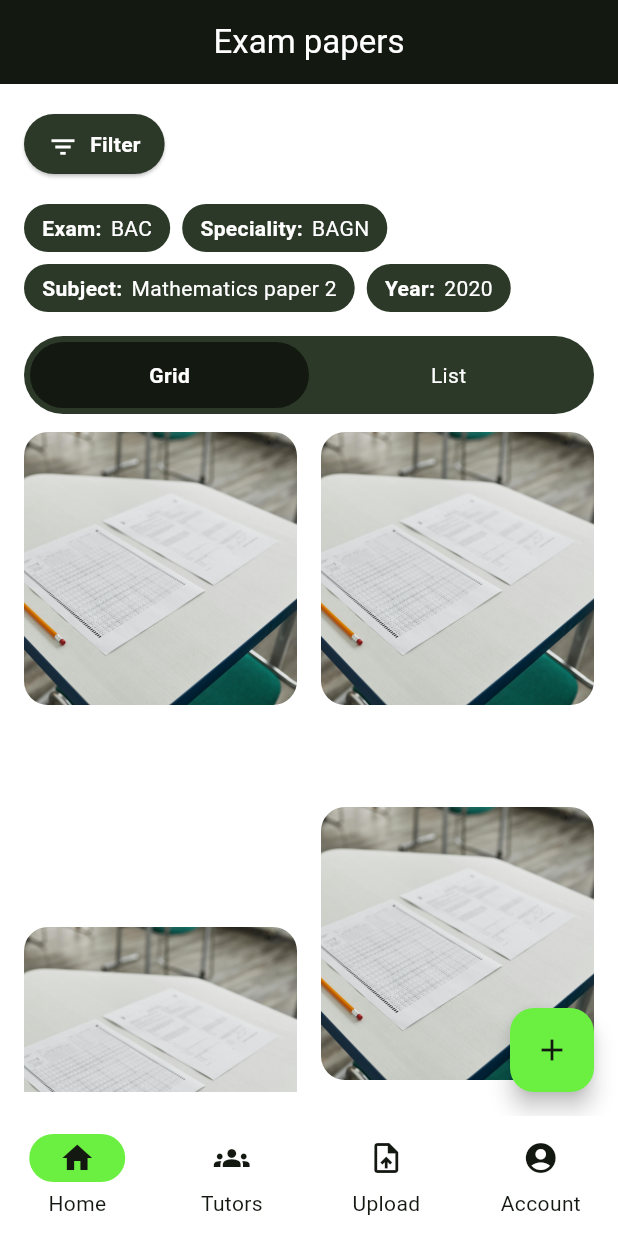
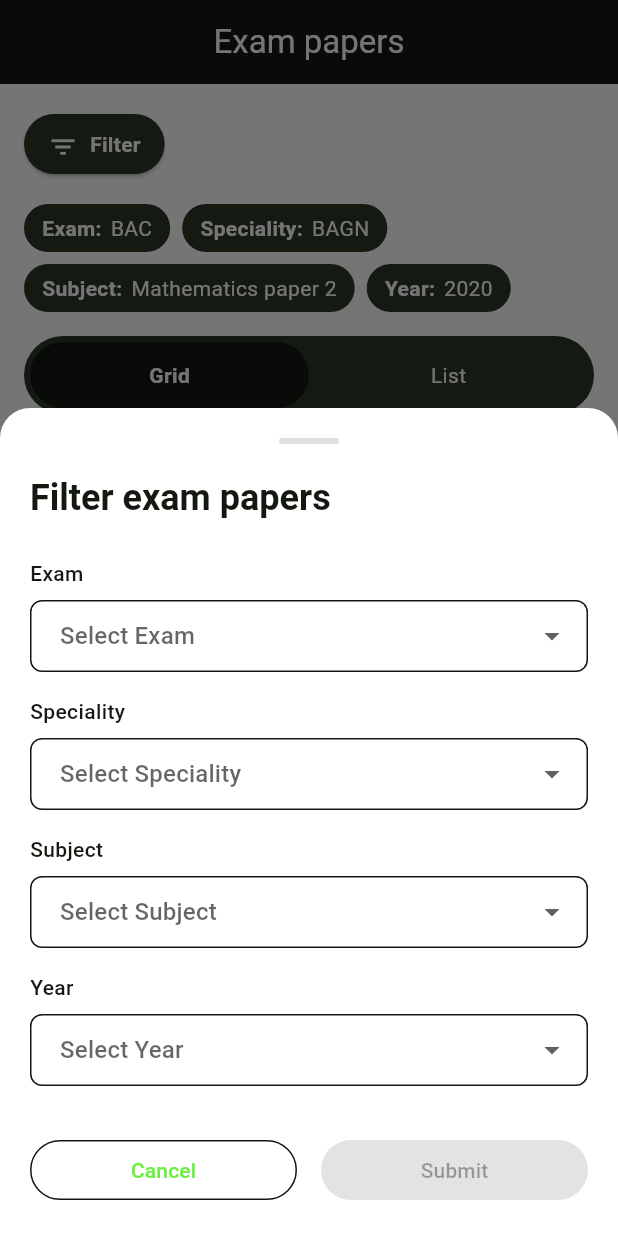
Before and after one commit to david-ouatedem/prepa-examen, a Flutter app: the screen it shows after launch, after a tap on "Filter", on a phone screen of 412 x 824 dp. Run offline on Flutter 3.47's test engine with Material 3 defaults, Android fonts, the phone set to English and light mode, and no system bars.

Commit message:
filter exam papers sheet

```diff
--- /dev/null
+++ b/lib/common/ui/form/input_select_field.dart
@@ -0,0 +1,150 @@
+import 'package:flutter/material.dart';
+import 'package:flutter/cupertino.dart';
+import 'dart:io';
+
+// Native Select Field Component
+class InputSelectField extends StatelessWidget {
+  const InputSelectField ({
+    super.key,
+    required this.label,
+    required this.value,
+    required this.items,
+    required this.onChanged,
+    this.hint,
+  });
+
+  final String label;
+  final String? value;
+  final List<String> items;
+  final ValueChanged<String?> onChanged;
+  final String? hint;
+
+  @override
+  Widget build(BuildContext context) {
+    final isIOS = Platform.isIOS;
+
+    return Column(
+      crossAxisAlignment: CrossAxisAlignment.start,
+      children: [
+        Text(
+          label,
+          style: Theme.of(context).textTheme.bodyMedium?.copyWith(
+            fontWeight: FontWeight.w500,
+          ),
+        ),
+        const SizedBox(height: 8),
+        isIOS
+            ? _buildIOSSelector(context)
+            : _buildAndroidSelector(context),
+      ],
+    );
+  }
+
+  Widget _buildIOSSelector(BuildContext context) {
+    return GestureDetector(
+      onTap: () => _showIOSPicker(context),
+      child: Container(
+        width: double.infinity,
+        padding: const EdgeInsets.symmetric(horizontal: 16, vertical: 12),
+        decoration: BoxDecoration(
+          border: Border.all(color: Colors.grey.shade300),
+          borderRadius: BorderRadius.circular(8),
+          color: Theme.of(context).cardColor,
+        ),
+        child: Row(
+          mainAxisAlignment: MainAxisAlignment.spaceBetween,
+          children: [
+            Text(
+              value ?? hint ?? 'Select option',
+              style: TextStyle(
+                color: value != null
+                    ? Theme.of(context).textTheme.bodyLarge?.color
+                    : Colors.grey.shade600,
+              ),
+            ),
+            Icon(
+              CupertinoIcons.chevron_down,
+              size: 16,
+              color: Colors.grey.shade600,
+            ),
+          ],
+        ),
+      ),
+    );
+  }
+
+  Widget _buildAndroidSelector(BuildContext context) {
+    return DropdownButtonFormField<String>(
+      value: value,
+      decoration: InputDecoration(
+        border: OutlineInputBorder(
+          borderRadius: BorderRadius.circular(8),
+        ),
+        contentPadding: const EdgeInsets.symmetric(horizontal: 16, vertical: 12),
+      ),
+      hint: Text(hint ?? 'Select $label'),
+      items: items.map((item) {
+        return DropdownMenuItem<String>(
+          value: item,
+          child: Text(item),
+        );
+      }).toList(),
+      onChanged: onChanged,
+    );
+  }
+
+  void _showIOSPicker(BuildContext context) {
+    showCupertinoModalPopup<void>(
+      context: context,
+      builder: (context) {
+        return Container(
+          height: 250,
+          color: CupertinoColors.systemBackground.resolveFrom(context),
+          child: Column(
+            children: [
+              // Header
+              Container(
+                padding: const EdgeInsets.symmetric(horizontal: 16, vertical: 8),
+                child: Row(
+                  mainAxisAlignment: MainAxisAlignment.spaceBetween,
+                  children: [
+                    CupertinoButton(
+                      padding: EdgeInsets.zero,
+                      onPressed: () => Navigator.pop(context),
+                      child: const Text('Cancel'),
+                    ),
+                    CupertinoButton(
+                      padding: EdgeInsets.zero,
+                      onPressed: () => Navigator.pop(context),
+                      child: const Text('Done'),
+                    ),
+                  ],
+                ),
+              ),
+              // Picker
+              Expanded(
+                child: CupertinoPicker(
+                  itemExtent: 40,
+                  scrollController: FixedExtentScrollController(
+                    initialItem: value != null ? items.indexOf(value!) : 0,
+                  ),
+                  onSelectedItemChanged: (index) {
+                    onChanged(items[index]);
+                  },
+                  children: items.map((item) {
+                    return Center(
+                      child: Text(
+                        item,
+                        style: const TextStyle(fontSize: 16),
+                      ),
+                    );
+                  }).toList(),
+                ),
+              ),
+            ],
+          ),
+        );
+      },
+    );
+  }
+}
--- /dev/null
+++ b/lib/common/ui/sheet_widget.dart
@@ -0,0 +1,94 @@
+import 'package:flutter/material.dart';
+import 'package:prepa_examen/modules/exam_papers/ui/widgets/filter_exam_docs_form.dart';
+
+// Reusable Bottom Sheet Component
+class SheetWidget extends StatelessWidget {
+  const SheetWidget({
+    super.key,
+    required this.title,
+    required this.child,
+    this.showHandle = true,
+    this.padding,
+  });
+
+  final String title;
+  final Widget child;
+  final bool showHandle;
+  final EdgeInsets? padding;
+
+  @override
+  Widget build(BuildContext context) {
+    return Container(
+      decoration: BoxDecoration(
+        color: Theme.of(context).scaffoldBackgroundColor,
+        borderRadius: const BorderRadius.vertical(top: Radius.circular(20)),
+      ),
+      child: SafeArea(
+        child: Padding(
+          padding:
+              padding ??
+              EdgeInsets.only(
+                left: 20,
+                right: 20,
+                top: 20,
+                bottom: MediaQuery.of(context).viewInsets.bottom + 20,
+              ),
+          child: Column(
+            mainAxisSize: MainAxisSize.min,
+            crossAxisAlignment: CrossAxisAlignment.start,
+            children: [
+              if (showHandle) ...[
+                // Handle bar
+                Center(
+                  child: Container(
+                    width: 40,
+                    height: 4,
+                    decoration: BoxDecoration(
+                      color: Colors.grey.shade300,
+                      borderRadius: BorderRadius.circular(2),
+                    ),
+                  ),
+                ),
+                const SizedBox(height: 20),
+              ],
+
+              // Title
+              Text(
+                title,
+                style: Theme.of(context).textTheme.headlineSmall?.copyWith(
+                  fontWeight: FontWeight.bold,
+                ),
+              ),
+              const SizedBox(height: 24),
+
+              // Content
+              child,
+            ],
+          ),
+        ),
+      ),
+    );
+  }
+
+  // Static method to show the sheet
+  static Future<T?> show<T>({
+    required BuildContext context,
+    required String title,
+    required Widget child,
+    bool showHandle = true,
+    EdgeInsets? padding,
+    bool isScrollControlled = true,
+  }) {
+    return showModalBottomSheet<T>(
+      context: context,
+      isScrollControlled: isScrollControlled,
+      backgroundColor: Colors.transparent,
+      builder: (context) => SheetWidget(
+        title: title,
+        showHandle: showHandle,
+        padding: padding,
+        child: child,
+      ),
+    );
+  }
+}
--- /dev/null
+++ b/lib/modules/exam_papers/ui/widgets/filter_exam_docs_form.dart
@@ -0,0 +1,131 @@
+import 'package:flutter/material.dart';
+import 'package:flutter/cupertino.dart';
+import 'dart:io';
+import 'package:prepa_examen/common/ui/form/input_select_field.dart';
+
+// Example Form using the reusable components
+class FilterExamDocsForm extends StatefulWidget {
+  const FilterExamDocsForm({super.key});
+
+  @override
+  State<FilterExamDocsForm> createState() => _FilterExamDocsFormState();
+}
+
+class _FilterExamDocsFormState extends State<FilterExamDocsForm> {
+  String? selectedExam;
+  String? selectedType;
+  String? selectedSubject;
+  String? selectedYear;
+
+  final List<String> subjects = [
+    'Mathematics',
+    'Physics',
+    'Chemistry',
+    'Biology',
+    'English',
+  ];
+  final List<String> exams = [
+    'Beginner',
+    'Intermediate',
+    'Advanced',
+    'Expert',
+  ];
+  final List<String> years = ['2024', '2023', '2022', '2021', '2020'];
+  final List<String> specialities = [
+    'Past Paper',
+    'Mock Exam',
+    'Practice Test',
+    'Sample Paper',
+  ];
+
+  @override
+  Widget build(BuildContext context) {
+    final isIOS = Platform.isIOS;
+
+    return Column(
+      children: [
+        InputSelectField(
+          label: 'Exam',
+          value: selectedExam,
+          items: exams,
+          onChanged: (value) => setState(() => selectedExam = value),
+        ),
+        const SizedBox(height: 16),
+
+        InputSelectField(
+          label: 'Speciality',
+          value: selectedType,
+          items: specialities,
+          onChanged: (value) => setState(() => selectedType = value),
+        ),
+        const SizedBox(height: 16),
+
+        InputSelectField(
+          label: 'Subject',
+          value: selectedSubject,
+          items: subjects,
+          onChanged: (value) => setState(() => selectedSubject = value),
+        ),
+        const SizedBox(height: 16),
+
+        InputSelectField(
+          label: 'Year',
+          value: selectedYear,
+          items: years,
+          onChanged: (value) => setState(() => selectedYear = value),
+        ),
+        const SizedBox(height: 32),
+
+        // Action buttons
+        Row(
+          children: [
+            Expanded(
+              child: isIOS
+                  ? CupertinoButton(
+                      onPressed: () => Navigator.pop(context),
+                      child: Text(
+                        'Cancel',
+                        style: TextStyle(
+                          color: Theme.of(context).colorScheme.secondary,
+                        ),
+                      ),
+                    )
+                  : OutlinedButton(
+                      onPressed: () => Navigator.pop(context),
+                      child: const Text('Cancel'),
+                    ),
+            ),
+            const SizedBox(width: 16),
+            Expanded(
+              child: isIOS
+                  ? CupertinoButton.filled(
+                      onPressed: _isFormValid() ? _submitForm : null,
+                      child: const Text('Submit'),
+                    )
+                  : ElevatedButton(
+                      onPressed: _isFormValid() ? _submitForm : null,
+                      child: const Text('Submit'),
+                    ),
+            ),
+          ],
+        ),
+      ],
+    );
+  }
+
+  bool _isFormValid() {
+    return selectedSubject != null ||
+        selectedExam != null ||
+        selectedYear != null ||
+        selectedType != null;
+  }
+
+  void _submitForm() {
+    Navigator.pop(context, {
+      'subject': selectedSubject,
+      'level': selectedExam,
+      'year': selectedYear,
+      'type': selectedType,
+    });
+  }
+}
--- a/lib/screens/home_screen.dart
+++ b/lib/screens/home_screen.dart
@@ -2,9 +2,11 @@ import 'package:flutter/material.dart';
 import 'package:prepa_examen/common/ui/app_badge.dart';
 import 'package:prepa_examen/common/ui/app_button.dart';
 import 'package:prepa_examen/common/ui/exam_doc_grid_card.dart';
+import 'package:prepa_examen/common/ui/sheet_widget.dart';
 import 'package:prepa_examen/common/ui/tab_switch.dart';
 import 'package:prepa_examen/l10n/app_localizations.dart';
 import 'package:flutter_staggered_grid_view/flutter_staggered_grid_view.dart';
+import 'package:prepa_examen/modules/exam_papers/ui/widgets/filter_exam_docs_form.dart';
 
 import '../common/ui/exam_doc_list_item.dart';
 
@@ -43,9 +45,11 @@ class _MyHomeScreenState extends State<HomeScreen> {
             AppButton(
               label: l10n.filter,
               icon: Icons.filter_list,
-              onPressed: () {
-                print("Filter button pressed");
-              },
+              onPressed: () => SheetWidget.show(
+                context: context,
+                title: 'Filter exam papers',
+                child: const FilterExamDocsForm(),
+              ),
             ),
             const SizedBox(height: 16),
             Wrap(
```
